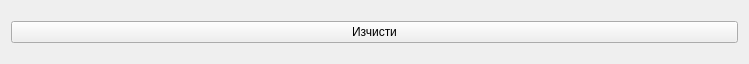
Above: repairwigdetitem.ui from JohnnyBrawo/CarServ before the change. Below: the same form after it.
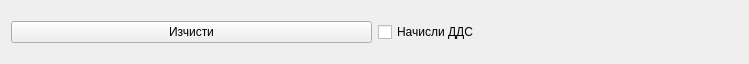
That is the form after the change.

```diff
--- a/repairwigdetitem.ui
+++ b/repairwigdetitem.ui
@@ -34,6 +34,13 @@
      </property>
     </widget>
    </item>
+   <item row="0" column="2">
+    <widget class="QCheckBox" name="m_CheckDDS">
+     <property name="text">
+      <string>Начисли ДДС</string>
+     </property>
+    </widget>
+   </item>
   </layout>
  </widget>
  <resources/>
```
